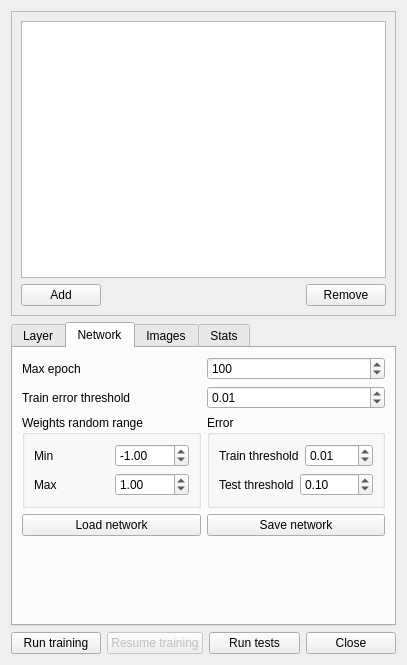
The window that Plugins/ARNeuralNetworkView/mainform.ui (kee-reel/PLAG) describes before a commit, drawn with Qt 5.
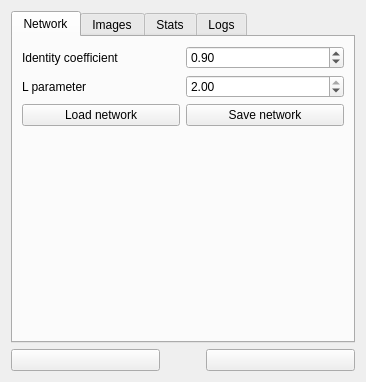
The same window after the commit. The open tabs and pages were chosen to show the change. Icons and pictures are not drawn. Custom widgets are drawn as their Qt base class.

```diff
--- a/Plugins/ARNeuralNetworkView/mainform.ui
+++ b/Plugins/ARNeuralNetworkView/mainform.ui
@@ -6,60 +6,14 @@
    <rect>
     <x>0</x>
     <y>0</y>
-    <width>407</width>
-    <height>665</height>
+    <width>366</width>
+    <height>382</height>
    </rect>
   </property>
   <property name="windowTitle">
    <string>Form</string>
   </property>
   <layout class="QVBoxLayout" name="verticalLayout_8">
-   <item>
-    <widget class="QFrame" name="frame">
-     <property name="frameShape">
-      <enum>QFrame::StyledPanel</enum>
-     </property>
-     <property name="frameShadow">
-      <enum>QFrame::Raised</enum>
-     </property>
-     <layout class="QVBoxLayout" name="verticalLayout_3">
-      <item>
-       <widget class="QListView" name="listView"/>
-      </item>
-      <item>
-       <layout class="QHBoxLayout" name="horizontalLayout_3">
-        <item>
-         <widget class="QPushButton" name="buttonAdd">
-          <property name="text">
-           <string>Add</string>
-          </property>
-         </widget>
-        </item>
-        <item>
-         <spacer name="horizontalSpacer">
-          <property name="orientation">
-           <enum>Qt::Horizontal</enum>
-          </property>
-          <property name="sizeHint" stdset="0">
-           <size>
-            <width>40</width>
-            <height>20</height>
-           </size>
-          </property>
-         </spacer>
-        </item>
-        <item>
-         <widget class="QPushButton" name="buttonRemove">
-          <property name="text">
-           <string>Remove</string>
-          </property>
-         </widget>
-        </item>
-       </layout>
-      </item>
-     </layout>
-    </widget>
-   </item>
    <item>
     <widget class="QTabWidget" name="tabWidget">
      <property name="tabShape">
@@ -74,186 +28,17 @@
      <property name="tabsClosable">
       <bool>false</bool>
      </property>
-     <widget class="QWidget" name="tab_2">
-      <attribute name="title">
-       <string>Layer</string>
-      </attribute>
-      <layout class="QVBoxLayout" name="verticalLayout_2">
-       <item>
-        <layout class="QHBoxLayout" name="horizontalLayout_5">
-         <item>
-          <widget class="QLabel" name="label_3">
-           <property name="text">
-            <string>Size</string>
-           </property>
-          </widget>
-         </item>
-         <item>
-          <widget class="QSpinBox" name="spinSize"/>
-         </item>
-        </layout>
-       </item>
-       <item>
-        <layout class="QHBoxLayout" name="horizontalLayout_6">
-         <item>
-          <widget class="QLabel" name="label_4">
-           <property name="text">
-            <string>LearnSpeed</string>
-           </property>
-          </widget>
-         </item>
-         <item>
-          <widget class="QDoubleSpinBox" name="spinLearnSpeed">
-           <property name="accelerated">
-            <bool>true</bool>
-           </property>
-           <property name="minimum">
-            <double>-100.000000000000000</double>
-           </property>
-           <property name="maximum">
-            <double>100.000000000000000</double>
-           </property>
-           <property name="singleStep">
-            <double>0.010000000000000</double>
-           </property>
-          </widget>
-         </item>
-        </layout>
-       </item>
-       <item>
-        <layout class="QHBoxLayout" name="horizontalLayout_7">
-         <item>
-          <widget class="QLabel" name="label_5">
-           <property name="text">
-            <string>Moment</string>
-           </property>
-          </widget>
-         </item>
-         <item>
-          <widget class="QDoubleSpinBox" name="spinMoment">
-           <property name="accelerated">
-            <bool>true</bool>
-           </property>
-           <property name="minimum">
-            <double>-100.000000000000000</double>
-           </property>
-           <property name="maximum">
-            <double>100.000000000000000</double>
-           </property>
-           <property name="singleStep">
-            <double>0.010000000000000</double>
-           </property>
-          </widget>
-         </item>
-        </layout>
-       </item>
-       <item>
-        <layout class="QHBoxLayout" name="horizontalLayout_8">
-         <item>
-          <widget class="QLabel" name="label_6">
-           <property name="text">
-            <string>Func indent</string>
-           </property>
-          </widget>
-         </item>
-         <item>
-          <widget class="QDoubleSpinBox" name="spinFuncIndent">
-           <property name="accelerated">
-            <bool>true</bool>
-           </property>
-           <property name="minimum">
-            <double>-100.000000000000000</double>
-           </property>
-           <property name="maximum">
-            <double>100.000000000000000</double>
-           </property>
-           <property name="singleStep">
-            <double>0.010000000000000</double>
-           </property>
-          </widget>
-         </item>
-        </layout>
-       </item>
-       <item>
-        <layout class="QHBoxLayout" name="horizontalLayout_9">
-         <item>
-          <widget class="QLabel" name="label_7">
-           <property name="text">
-            <string>Bias</string>
-           </property>
-          </widget>
-         </item>
-         <item>
-          <widget class="QDoubleSpinBox" name="spinBias">
-           <property name="accelerated">
-            <bool>true</bool>
-           </property>
-           <property name="minimum">
-            <double>-100.000000000000000</double>
-           </property>
-           <property name="maximum">
-            <double>100.000000000000000</double>
-           </property>
-           <property name="singleStep">
-            <double>0.010000000000000</double>
-           </property>
-          </widget>
-         </item>
-        </layout>
-       </item>
-       <item>
-        <spacer name="verticalSpacer">
-         <property name="orientation">
-          <enum>Qt::Vertical</enum>
-         </property>
-         <property name="sizeHint" stdset="0">
-          <size>
-           <width>20</width>
-           <height>40</height>
-          </size>
-         </property>
-        </spacer>
-       </item>
-      </layout>
-     </widget>
      <widget class="QWidget" name="tab">
       <attribute name="title">
        <string>Network</string>
       </attribute>
-      <layout class="QVBoxLayout" name="verticalLayout_9">
-       <item>
-        <layout class="QHBoxLayout" name="horizontalLayout">
-         <item>
-          <widget class="QLabel" name="label">
-           <property name="text">
-            <string>Max epoch</string>
-           </property>
-          </widget>
-         </item>
-         <item>
-          <widget class="QSpinBox" name="spinEpoch">
-           <property name="accelerated">
-            <bool>true</bool>
-           </property>
-           <property name="minimum">
-            <number>1</number>
-           </property>
-           <property name="maximum">
-            <number>10000</number>
-           </property>
-           <property name="value">
-            <number>100</number>
-           </property>
-          </widget>
-         </item>
-        </layout>
-       </item>
+      <layout class="QVBoxLayout" name="verticalLayout">
        <item>
         <layout class="QHBoxLayout" name="horizontalLayout_16">
          <item>
           <widget class="QLabel" name="label_12">
            <property name="text">
-            <string>Train error threshold</string>
+            <string>Identity coefficient</string>
            </property>
           </widget>
          </item>
@@ -275,159 +60,41 @@
             <double>0.010000000000000</double>
            </property>
            <property name="value">
-            <double>0.010000000000000</double>
+            <double>0.900000000000000</double>
            </property>
           </widget>
          </item>
         </layout>
        </item>
        <item>
-        <layout class="QHBoxLayout" name="horizontalLayout_18">
+        <layout class="QHBoxLayout" name="horizontalLayout_17">
          <item>
-          <widget class="QGroupBox" name="groupBox">
-           <property name="title">
-            <string>Weights random range</string>
+          <widget class="QLabel" name="label_13">
+           <property name="text">
+            <string>L parameter</string>
            </property>
-           <layout class="QVBoxLayout" name="verticalLayout">
-            <item>
-             <layout class="QHBoxLayout" name="horizontalLayout_10">
-              <item>
-               <widget class="QLabel" name="label_10">
-                <property name="minimumSize">
-                 <size>
-                  <width>40</width>
-                  <height>0</height>
-                 </size>
-                </property>
-                <property name="text">
-                 <string>Min</string>
-                </property>
-               </widget>
-              </item>
-              <item>
-               <widget class="QDoubleSpinBox" name="spinMinWeight">
-                <property name="minimum">
-                 <double>-100.000000000000000</double>
-                </property>
-                <property name="maximum">
-                 <double>100.000000000000000</double>
-                </property>
-                <property name="value">
-                 <double>-1.000000000000000</double>
-                </property>
-               </widget>
-              </item>
-             </layout>
-            </item>
-            <item>
-             <layout class="QHBoxLayout" name="horizontalLayout_14">
-              <item>
-               <widget class="QLabel" name="label_11">
-                <property name="minimumSize">
-                 <size>
-                  <width>40</width>
-                  <height>0</height>
-                 </size>
-                </property>
-                <property name="text">
-                 <string>Max</string>
-                </property>
-               </widget>
-              </item>
-              <item>
-               <widget class="QDoubleSpinBox" name="spinMaxWeight">
-                <property name="minimum">
-                 <double>-100.000000000000000</double>
-                </property>
-                <property name="maximum">
-                 <double>100.000000000000000</double>
-                </property>
-                <property name="singleStep">
-                 <double>0.100000000000000</double>
-                </property>
-                <property name="value">
-                 <double>1.000000000000000</double>
-                </property>
-               </widget>
-              </item>
-             </layout>
-            </item>
-           </layout>
           </widget>
          </item>
          <item>
-          <widget class="QGroupBox" name="groupBox_2">
-           <property name="title">
-            <string>Error</string>
+          <widget class="QDoubleSpinBox" name="spinLParameter">
+           <property name="accelerated">
+            <bool>true</bool>
            </property>
-           <layout class="QVBoxLayout" name="verticalLayout_6">
-            <item>
-             <layout class="QHBoxLayout" name="horizontalLayout_4">
-              <item>
-               <widget class="QLabel" name="label_2">
-                <property name="text">
-                 <string>Train threshold</string>
-                </property>
-               </widget>
-              </item>
-              <item>
-               <widget class="QDoubleSpinBox" name="spinErrorThreshold">
-                <property name="accelerated">
-                 <bool>true</bool>
-                </property>
-                <property name="decimals">
-                 <number>2</number>
-                </property>
-                <property name="minimum">
-                 <double>0.000000000000000</double>
-                </property>
-                <property name="maximum">
-                 <double>1.000000000000000</double>
-                </property>
-                <property name="singleStep">
-                 <double>0.010000000000000</double>
-                </property>
-                <property name="value">
-                 <double>0.010000000000000</double>
-                </property>
-               </widget>
-              </item>
-             </layout>
-            </item>
-            <item>
-             <layout class="QHBoxLayout" name="horizontalLayout_17">
-              <item>
-               <widget class="QLabel" name="label_13">
-                <property name="text">
-                 <string>Test threshold</string>
-                </property>
-               </widget>
-              </item>
-              <item>
-               <widget class="QDoubleSpinBox" name="spinTestErrorThreshold">
-                <property name="accelerated">
-                 <bool>true</bool>
-                </property>
-                <property name="decimals">
-                 <number>2</number>
-                </property>
-                <property name="minimum">
-                 <double>0.000000000000000</double>
-                </property>
-                <property name="maximum">
-                 <double>1.000000000000000</double>
-                </property>
-                <property name="singleStep">
-                 <double>0.010000000000000</double>
-                </property>
-                <property name="value">
-                 <double>0.100000000000000</double>
-                </property>
-               </widget>
-              </item>
-             </layout>
-            </item>
-           </layout>
+           <property name="decimals">
+            <number>2</number>
+           </property>
+           <property name="minimum">
+            <double>0.000000000000000</double>
+           </property>
+           <property name="maximum">
+            <double>2.000000000000000</double>
+           </property>
+           <property name="singleStep">
+            <double>0.010000000000000</double>
+           </property>
+           <property name="value">
+            <double>2.000000000000000</double>
+           </property>
           </widget>
          </item>
         </layout>
@@ -569,21 +236,59 @@
       <attribute name="title">
        <string>Stats</string>
       </attribute>
-      <layout class="QVBoxLayout" name="verticalLayout_10">
+      <layout class="QHBoxLayout" name="horizontalLayout">
        <item>
-        <widget class="QCustomPlot" name="customPlot" native="true">
-         <property name="sizePolicy">
-          <sizepolicy hsizetype="Expanding" vsizetype="Expanding">
-           <horstretch>0</horstretch>
-           <verstretch>0</verstretch>
-          </sizepolicy>
+        <layout class="QVBoxLayout" name="verticalLayout_2">
+         <item>
+          <widget class="QLabel" name="label">
+           <property name="text">
+            <string>Types</string>
+           </property>
+           <property name="alignment">
+            <set>Qt::AlignCenter</set>
+           </property>
+          </widget>
+         </item>
+         <item>
+          <widget class="QListView" name="listTypes"/>
+         </item>
+        </layout>
+       </item>
+       <item>
+        <widget class="Line" name="line">
+         <property name="orientation">
+          <enum>Qt::Vertical</enum>
          </property>
         </widget>
        </item>
        <item>
-        <widget class="QFrame" name="frame_2">
-         <property name="frameShape">
-          <enum>QFrame::StyledPanel</enum>
+        <layout class="QVBoxLayout" name="verticalLayout_3">
+         <item>
+          <widget class="QLabel" name="label_2">
+           <property name="text">
+            <string>Objects</string>
+           </property>
+           <property name="alignment">
+            <set>Qt::AlignCenter</set>
+           </property>
+          </widget>
+         </item>
+         <item>
+          <widget class="QListView" name="listTypeObjects"/>
+         </item>
+        </layout>
+       </item>
+      </layout>
+     </widget>
+     <widget class="QWidget" name="tab_2">
+      <attribute name="title">
+       <string>Logs</string>
+      </attribute>
+      <layout class="QVBoxLayout" name="verticalLayout_4">
+       <item>
+        <widget class="QPlainTextEdit" name="plainTextEdit">
+         <property name="plainText">
+          <string/>
          </property>
          <property name="frameShadow">
           <enum>QFrame::Raised</enum>
@@ -695,32 +400,45 @@
     <layout class="QHBoxLayout" name="horizontalLayout_2">
      <item>
       <widget class="QPushButton" name="buttonRunTrain">
-       <property name="text">
-        <string>Run training</string>
+       <property name="icon">
+        <iconset resource="res.qrc">
+         <normaloff>:/Res/ic_play_circle_outline_black_24dp.png</normaloff>:/Res/ic_play_circle_outline_black_24dp.png</iconset>
        </property>
+       <property name="iconSize">
+        <size>
+         <width>48</width>
+         <height>48</height>
+        </size>
+       </property>
       </widget>
      </item>
      <item>
-      <widget class="QPushButton" name="buttonResumeTraining">
-       <property name="enabled">
-        <bool>false</bool>
+      <spacer name="horizontalSpacer">
+       <property name="orientation">
+        <enum>Qt::Horizontal</enum>
        </property>
-       <property name="text">
-        <string>Resume training</string>
+       <property name="sizeType">
+        <enum>QSizePolicy::Preferred</enum>
        </property>
-      </widget>
-     </item>
-     <item>
-      <widget class="QPushButton" name="buttonRunTest">
-       <property name="text">
-        <string>Run tests</string>
+       <property name="sizeHint" stdset="0">
+        <size>
+         <width>40</width>
+         <height>20</height>
+        </size>
        </property>
-      </widget>
+      </spacer>
      </item>
      <item>
       <widget class="QPushButton" name="buttonClose">
-       <property name="text">
-        <string>Close</string>
+       <property name="icon">
+        <iconset resource="res.qrc">
+         <normaloff>:/Res/ic_cancel_black_24dp.png</normaloff>:/Res/ic_cancel_black_24dp.png</iconset>
+       </property>
+       <property name="iconSize">
+        <size>
+         <width>48</width>
+         <height>48</height>
+        </size>
        </property>
       </widget>
      </item>
@@ -728,14 +446,6 @@
    </item>
   </layout>
  </widget>
- <customwidgets>
-  <customwidget>
-   <class>QCustomPlot</class>
-   <extends>QWidget</extends>
-   <header>qcustomplot.h</header>
-   <container>1</container>
-  </customwidget>
- </customwidgets>
  <resources>
   <include location="res.qrc"/>
  </resources>
```
Left out of the diff: 174 changed lines with no effect on the pictures.
